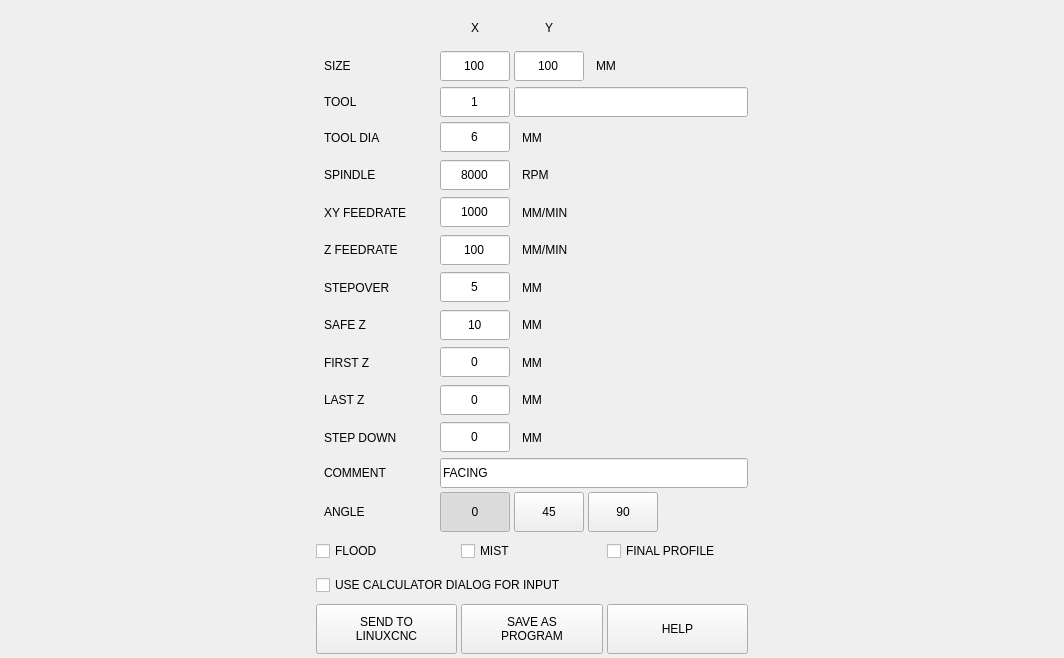
First picture: the form in utils/facing.ui, repository persei802/QtDragon_hd, before the edit.
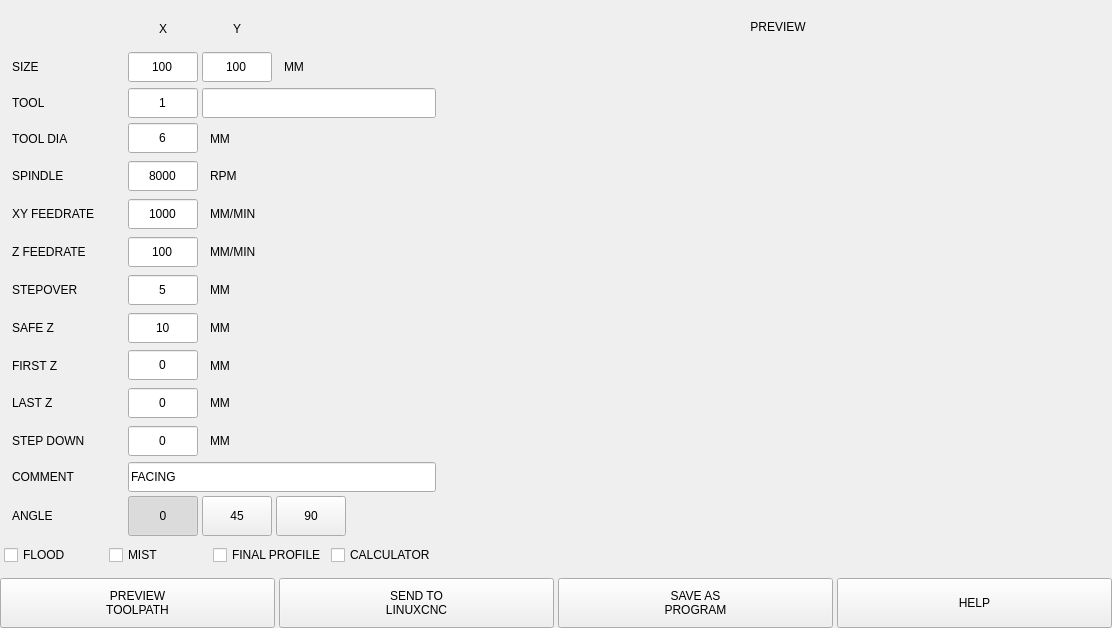
Second picture: the form after the edit.

Commit message: added toolpath preview image

Diff of the .ui file:
```diff
--- a/utils/facing.ui
+++ b/utils/facing.ui
@@ -6,31 +6,36 @@
    <rect>
     <x>0</x>
     <y>0</y>
-    <width>1064</width>
-    <height>658</height>
+    <width>1112</width>
+    <height>628</height>
    </rect>
   </property>
   <property name="windowTitle">
    <string>Form</string>
   </property>
+  <layout class="QVBoxLayout" name="verticalLayout_3">
+   <property name="spacing">
+    <number>4</number>
+   </property>
+   <property name="leftMargin">
+    <number>0</number>
+   </property>
+   <property name="topMargin">
+    <number>0</number>
+   </property>
+   <property name="rightMargin">
+    <number>0</number>
+   </property>
+   <property name="bottomMargin">
+    <number>0</number>
+   </property>
+   <item>
   <layout class="QHBoxLayout" name="horizontalLayout">
-   <property name="spacing">
-    <number>4</number>
-   </property>
-   <property name="leftMargin">
-    <number>0</number>
-   </property>
    <property name="topMargin">
     <number>0</number>
    </property>
-   <property name="rightMargin">
-    <number>0</number>
-   </property>
-   <property name="bottomMargin">
-    <number>0</number>
-   </property>
    <item>
-    <widget class="QFrame" name="frame_facing">
+      <widget class="QFrame" name="frame_parameters">
      <property name="minimumSize">
       <size>
        <width>440</width>
@@ -43,7 +48,7 @@
        <height>16777215</height>
       </size>
      </property>
-     <layout class="QVBoxLayout" name="verticalLayout" stretch="0,0,0,0,0,0,0,0,0,0,0,0,0,0,0,0,0">
+       <layout class="QVBoxLayout" name="verticalLayout" stretch="0,0,0,0,0,0,0,0,0,0,0,0,0,0,0">
       <property name="spacing">
        <number>4</number>
       </property>
@@ -1386,8 +1391,6 @@
           </property>
          </widget>
         </item>
-       </layout>
-      </item>
       <item>
        <widget class="QCheckBox" name="chk_use_calc">
         <property name="sizePolicy">
@@ -1411,11 +1414,86 @@
         <property name="focusPolicy">
          <enum>Qt::ClickFocus</enum>
         </property>
+            <property name="toolTip">
+             <string>Use Calculator dialog for input</string>
+            </property>
         <property name="text">
-         <string>USE CALCULATOR DIALOG FOR INPUT</string>
+             <string>CALCULATOR</string>
         </property>
        </widget>
       </item>
+         </layout>
+        </item>
+       </layout>
+      </widget>
+     </item>
+     <item>
+      <widget class="QFrame" name="frame_preview">
+       <layout class="QVBoxLayout" name="verticalLayout_2">
+        <property name="spacing">
+         <number>4</number>
+        </property>
+        <property name="leftMargin">
+         <number>4</number>
+        </property>
+        <property name="topMargin">
+         <number>12</number>
+        </property>
+        <property name="rightMargin">
+         <number>4</number>
+        </property>
+        <property name="bottomMargin">
+         <number>4</number>
+        </property>
+        <item>
+         <widget class="QLabel" name="label">
+          <property name="minimumSize">
+           <size>
+            <width>0</width>
+            <height>30</height>
+           </size>
+          </property>
+          <property name="maximumSize">
+           <size>
+            <width>16777215</width>
+            <height>30</height>
+           </size>
+          </property>
+          <property name="text">
+           <string>PREVIEW</string>
+          </property>
+          <property name="alignment">
+           <set>Qt::AlignCenter</set>
+          </property>
+         </widget>
+        </item>
+        <item>
+         <widget class="QGraphicsView" name="facing_preview">
+          <property name="autoFillBackground">
+           <bool>false</bool>
+          </property>
+          <property name="styleSheet">
+           <string notr="true">background: transparent;
+border: none;</string>
+          </property>
+          <property name="renderHints">
+           <set>QPainter::Antialiasing|QPainter::TextAntialiasing</set>
+          </property>
+         </widget>
+        </item>
+       </layout>
+      </widget>
+     </item>
+    </layout>
+   </item>
+   <item>
+    <layout class="QHBoxLayout" name="horizontalLayout_19">
+     <property name="spacing">
+      <number>8</number>
+     </property>
+     <property name="topMargin">
+      <number>0</number>
+     </property>
       <item>
        <widget class="QWidget" name="widget_buttons" native="true">
         <property name="minimumSize">
@@ -1446,6 +1524,35 @@
          <property name="bottomMargin">
           <number>0</number>
          </property>
+        <item>
+         <widget class="QPushButton" name="btn_preview">
+          <property name="sizePolicy">
+           <sizepolicy hsizetype="Preferred" vsizetype="Preferred">
+            <horstretch>0</horstretch>
+            <verstretch>0</verstretch>
+           </sizepolicy>
+          </property>
+          <property name="minimumSize">
+           <size>
+            <width>0</width>
+            <height>50</height>
+           </size>
+          </property>
+          <property name="maximumSize">
+           <size>
+            <width>16777215</width>
+            <height>50</height>
+           </size>
+          </property>
+          <property name="toolTip">
+           <string>Preview toolpath without generating gcode</string>
+          </property>
+          <property name="text">
+           <string>PREVIEW
+TOOLPATH</string>
+          </property>
+         </widget>
+        </item>
          <item>
           <widget class="QPushButton" name="btn_send">
            <property name="sizePolicy">
@@ -1539,7 +1646,6 @@
        </widget>
       </item>
      </layout>
-    </widget>
    </item>
   </layout>
  </widget>
```
Lines whose indentation alone changed are shown as unchanged. The commit also changes 3 other files.
